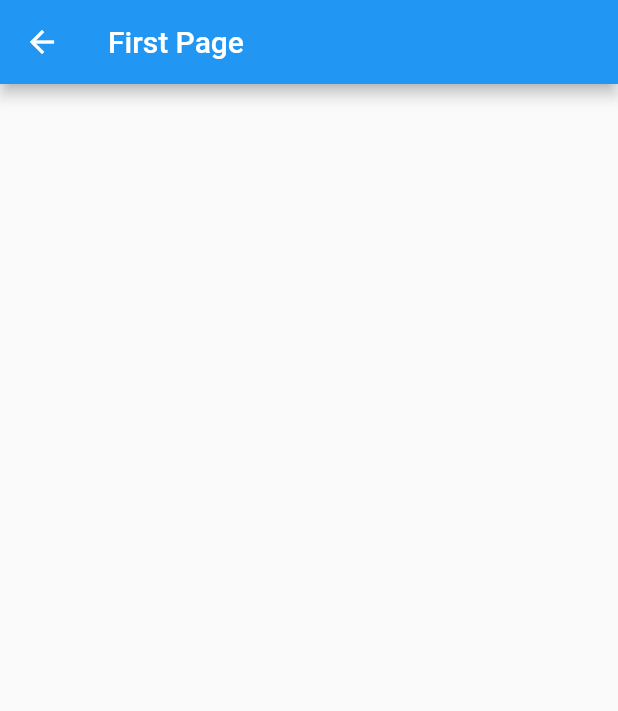
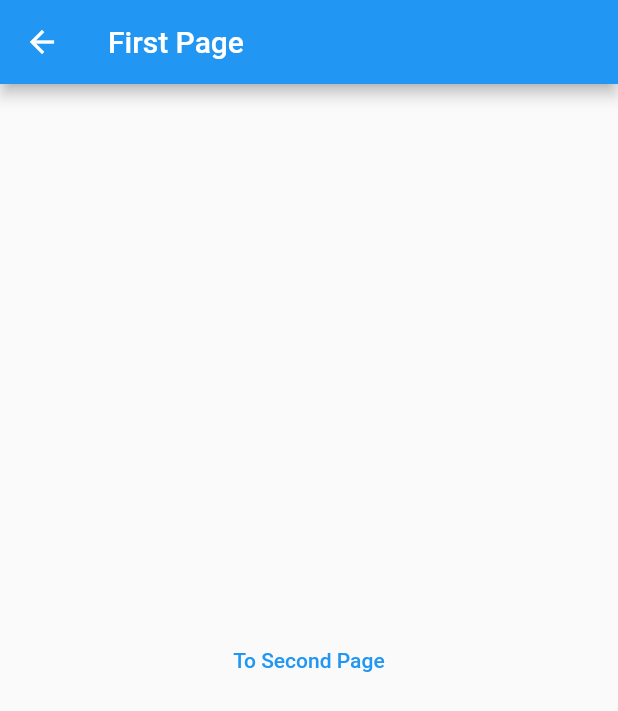
Before and after one commit to HiroakiAbe-app/go_router_app, a Flutter app: the screen it shows after launch, after a tap on "Redirect Sample", after a tap on "Home", after a tap on "Navigation Sample", on a phone screen of 412 x 824 dp. Shown: the top 711 px of the screen. Run offline on Flutter 3.47's test engine with Material 2 defaults, Android fonts, the phone set to English and light mode, and no system bars; our stand-ins replace go_router.

Commit message:
Navigationサンプル実装

```diff
--- a/lib/first_page.dart
+++ b/lib/first_page.dart
@@ -1,4 +1,5 @@
 import 'package:flutter/material.dart';
+import 'package:go_router/go_router.dart';
 
 class FirstPage extends StatelessWidget {
   const FirstPage({super.key});
@@ -9,6 +10,12 @@ class FirstPage extends StatelessWidget {
       appBar: AppBar(
         title: const Text('First Page'),
       ),
+      body: Center(
+        child: TextButton(
+          onPressed: () => context.push('/second'),
+          child: const Text('To Second Page'),
+        ),
+      ),
     );
   }
 }
--- a/lib/main.dart
+++ b/lib/main.dart
@@ -1,6 +1,8 @@
 import 'package:flutter/material.dart';
 import 'package:go_router/go_router.dart';
 import 'package:go_router_sample/first_page.dart';
+import 'package:go_router_sample/second_page.dart';
+import 'package:go_router_sample/third_page.dart';
 
 void main() {
   runApp(const MyApp());
@@ -18,6 +20,36 @@ final _router = GoRouter(
       path: '/first',
       pageBuilder: (context, state) => CustomTransitionPage(
         child: const FirstPage(),
+        transitionsBuilder: (context, animation, secondaryAnimation, child) {
+          return SlideTransition(
+            position: Tween<Offset>(
+              begin: const Offset(1.0, 0.0),
+              end: Offset.zero,
+            ).animate(animation),
+            child: child,
+          );
+        },
+      ),
+    ),
+    GoRoute(
+      path: '/second',
+      pageBuilder: (context, state) => CustomTransitionPage(
+        child: const SecondPage(),
+        transitionsBuilder: (context, animation, secondaryAnimation, child) {
+          return SlideTransition(
+            position: Tween<Offset>(
+              begin: const Offset(1.0, 0.0),
+              end: Offset.zero,
+            ).animate(animation),
+            child: child,
+          );
+        },
+      ),
+    ),
+    GoRoute(
+      path: '/third',
+      pageBuilder: (context, state) => CustomTransitionPage(
+        child: const ThirdPage(),
         transitionsBuilder: (context, animation, secondaryAnimation, child) {
           return SlideTransition(
             position: Tween<Offset>(
@@ -59,7 +91,7 @@ class MyHomePage extends StatelessWidget {
             onTap: () => context.push('/first'),
           ),
           ListTile(
-            title: Text('Redirect Sample'),
+            title: const Text('Redirect Sample'),
             onTap: () => context.go('/redirect'),
           )
         ],
```
Also changed, not shown: lib/second_page.dart (added, +19 -0 lines), lib/third_page.dart (added, +19 -0 lines).
